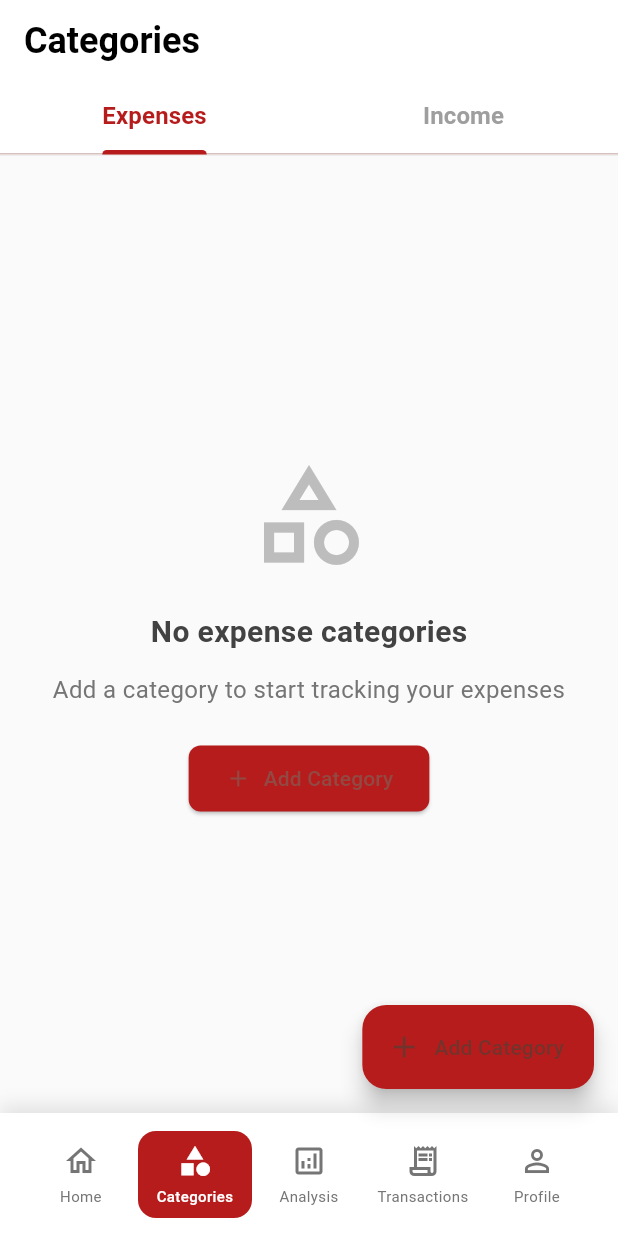
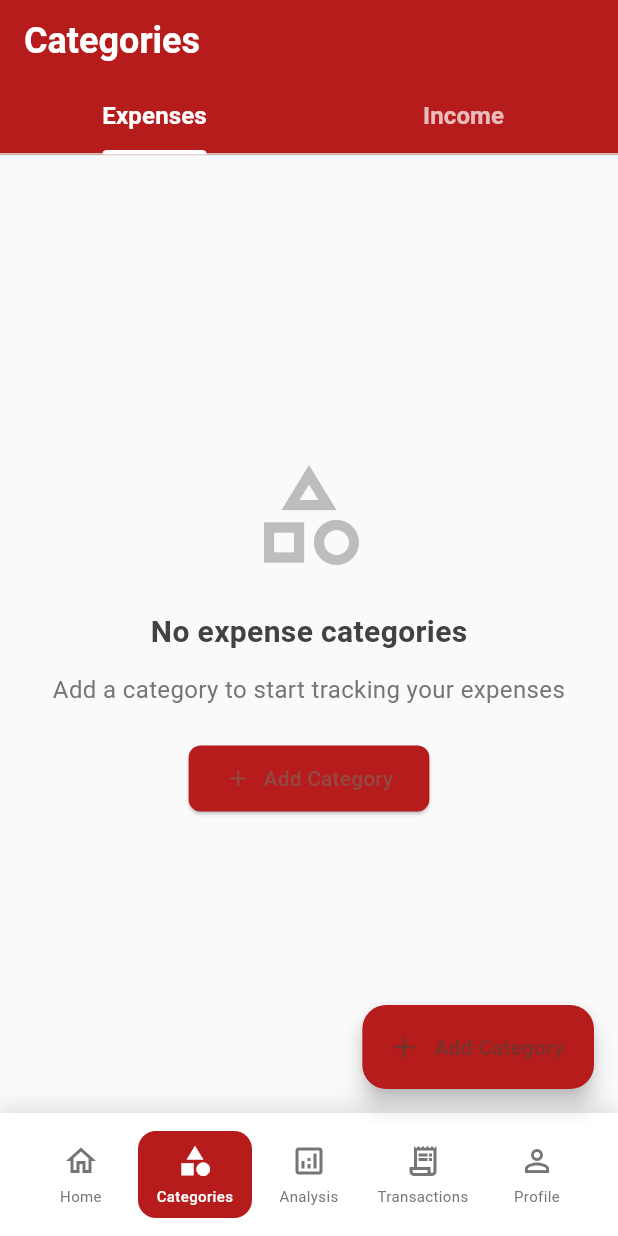
Before and after one commit to mutheejj/metrowealth, a Flutter app: the CategoriesPage screen opened directly, on a phone screen of 412 x 824 dp. Run offline on Flutter 3.47's test engine with Material 3 defaults, Android fonts, the light colour scheme and no system bars; our stand-ins replace cloud_firestore, firebase_auth, firebase_core, firebase_storage, fl_chart; accounts and stored records are empty; generated files the repository leaves out were written again.

Commit message:
almost done

```diff
--- a/lib/features/analysis/presentation/pages/analysis_page.dart
+++ b/lib/features/analysis/presentation/pages/analysis_page.dart
@@ -817,9 +817,10 @@ class _AnalysisPageState extends State<AnalysisPage> with SingleTickerProviderSt
                                     }
                                   },
                                   selectedColor: Colors.white,
-                                  backgroundColor: Colors.white.withOpacity(0.3),
+                                  backgroundColor: Colors.white,
                                   labelStyle: TextStyle(
-                                    color: isSelected ? AppColors.primary : Colors.white,
+                                    color: isSelected ? Colors.red : Colors.black,
+                                    fontWeight: isSelected ? FontWeight.bold : FontWeight.normal,
                                   ),
                                 ),
                               );
--- a/lib/features/categories/presentation/pages/categories_page.dart
+++ b/lib/features/categories/presentation/pages/categories_page.dart
@@ -248,11 +248,11 @@ class _CategoriesPageState extends State<CategoriesPage> with SingleTickerProvid
       backgroundColor: Colors.grey[50],
       appBar: AppBar(
         elevation: 0,
-        backgroundColor: Colors.white,
+        backgroundColor: const Color(0xFFB71C1C),
         title: const Text(
           'Categories',
           style: TextStyle(
-            color: Colors.black,
+            color: Colors.white,
             fontSize: 24,
             fontWeight: FontWeight.bold,
           ),
@@ -261,7 +261,7 @@ class _CategoriesPageState extends State<CategoriesPage> with SingleTickerProvid
           preferredSize: const Size.fromHeight(48),
           child: Container(
             decoration: BoxDecoration(
-              color: Colors.white,
+              color: const Color(0xFFB71C1C),
               border: Border(
                 bottom: BorderSide(
                   color: Colors.grey[200]!,
@@ -271,13 +271,9 @@ class _CategoriesPageState extends State<CategoriesPage> with SingleTickerProvid
             ),
             child: TabBar(
               controller: _tabController,
-              labelColor: _tabController.index == 0
-                  ? AppColors.primary
-                  : Colors.green,
-              unselectedLabelColor: Colors.grey,
-              indicatorColor: _tabController.index == 0
-                  ? AppColors.primary
-                  : Colors.green,
+              labelColor: Colors.white,
+              unselectedLabelColor: Colors.white70,
+              indicatorColor: Colors.white,
               indicatorWeight: 3,
               labelStyle: const TextStyle(
                 fontWeight: FontWeight.bold,
@@ -419,21 +415,22 @@ class _CategoriesPageState extends State<CategoriesPage> with SingleTickerProvid
 
         return AnimatedSwitcher(
           duration: const Duration(milliseconds: 300),
-          child: ListView.builder(
+          child: GridView.builder(
             key: ValueKey<int>(categories.length),
             padding: const EdgeInsets.all(16),
+            gridDelegate: const SliverGridDelegateWithFixedCrossAxisCount(
+              crossAxisCount: 2,
+              childAspectRatio: 1.1,
+              crossAxisSpacing: 12,
+              mainAxisSpacing: 12,
+            ),
             itemCount: categories.length,
             itemBuilder: (context, index) {
               final category = categories[index];
-              return Padding(
-                padding: const EdgeInsets.only(bottom: 16),
-                child: CategoryCard(
-                  category: category,
-                  onEdit: () {
-                    _navigateToAddTransaction(category);
-                  },
-                  onDelete: () => _deleteCategory(category),
-                ),
+              return CategoryCard(
+                category: category,
+                onEdit: () => _navigateToAddTransaction(category),
+                onDelete: () => _deleteCategory(category),
               );
             },
           ),
```
Also changed, not shown: lib/features/categories/presentation/widgets/category_card.dart (+86 -89 lines).
